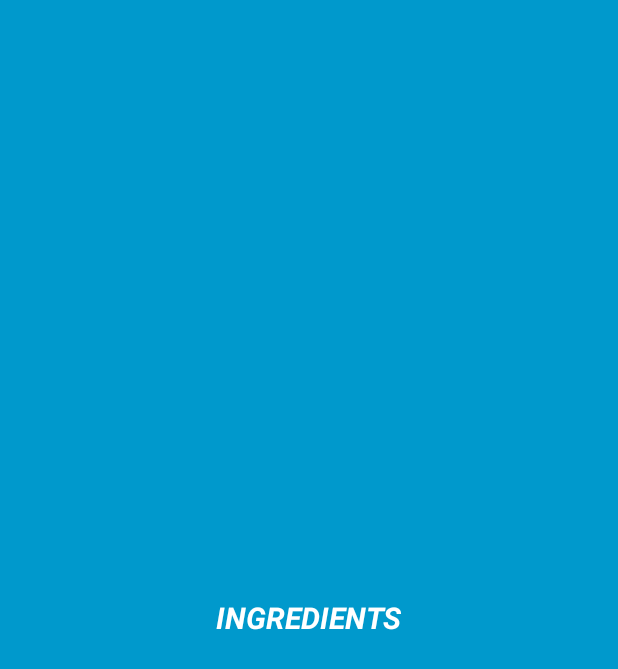
After one commit to vinaysmsrit/BakingApp, an Android app: the layout baking_app_widget.xml on its own in the app's theme, with its tools: preview values and no code run, on a phone screen of 412 x 824 dp. The commit adds this screen. Shown: the top 669 px of the screen. Run offline under Robolectric (Android 15) with nearby library versions, the light colour scheme and no system bars.

Commit message:
Widget Added

```diff
--- a/app/src/main/java/com/vinaysmsrit/bakingapp/RecipeUtil.java
+++ b/app/src/main/java/com/vinaysmsrit/bakingapp/RecipeUtil.java
@@ -7,4 +7,8 @@ public class RecipeUtil {
 
     public static final String RECIPE_BASE_URI = "https://d17h27t6h515a5.cloudfront.net";
     public static final String STEP_POSITION = "recipe_step";
+
+    public static final String WIDGET_VALUE = "baking_widget_value";
+    public static final String SHARED_PREFERENCES = "baking_prefs";
+
 }
--- /dev/null
+++ b/app/src/main/res/layout/baking_app_widget.xml
@@ -0,0 +1,21 @@
+<RelativeLayout xmlns:android="http://schemas.android.com/apk/res/android"
+    android:layout_width="match_parent"
+    android:layout_height="match_parent"
+    android:background="#09C"
+    android:padding="@dimen/widget_margin">
+
+    <TextView
+        android:id="@+id/appwidget_text"
+        android:layout_width="wrap_content"
+        android:layout_height="wrap_content"
+        android:layout_centerHorizontal="true"
+        android:layout_centerVertical="true"
+        android:layout_margin="8dp"
+        android:background="#09C"
+        android:contentDescription="@string/appwidget_text"
+        android:text="@string/appwidget_text"
+        android:textColor="#ffffff"
+        android:textSize="20sp"
+        android:textStyle="bold|italic" />
+
+</RelativeLayout>
--- a/app/src/main/res/values/strings.xml
+++ b/app/src/main/res/values/strings.xml
@@ -12,4 +12,6 @@
     <string name="hello_blank_fragment">Hello blank fragment</string>
     <string name="previous">PREVIOUS</string>
     <string name="next">NEXT</string>
+    <string name="appwidget_text">INGREDIENTS</string>
+    <string name="add_widget">Add widget</string>
 </resources>
```
Also changed, not shown: app/src/main/AndroidManifest.xml (+10 -2 lines), app/src/main/java/com/vinaysmsrit/bakingapp/BakingAppWidget.java (added, +56 -0 lines), app/src/main/java/com/vinaysmsrit/bakingapp/MainActivity.java (+20 -1 lines), app/src/main/res/layout/recipe_step_fragment.xml (+7 -7 lines), app/src/main/res/values-v14/dimens.xml (added, +10 -0 lines), app/src/main/res/values/dimens.xml (+6 -8 lines), app/src/main/res/xml/baking_app_widget_info.xml (added, +10 -0 lines), app/src/main/res/drawable-nodpi/example_appwidget_preview.png (added).
